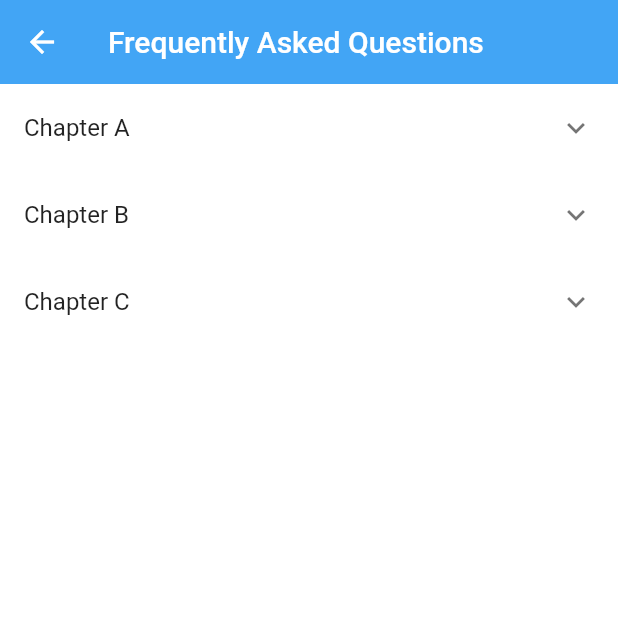
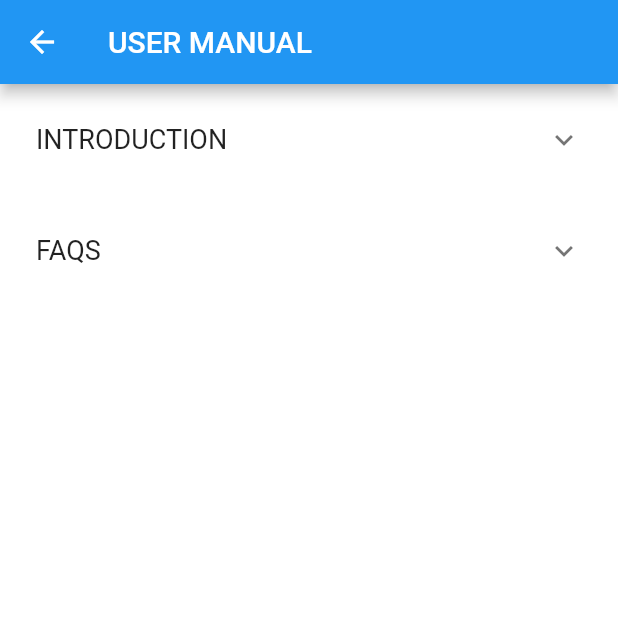
Before and after one commit to marklin97/QuizApp, a Flutter app: the FAQS screen opened directly, on a phone screen of 412 x 824 dp, the top half of it. Run offline on Flutter 3.47's test engine with Material 2 defaults, Android fonts, the phone set to English and light mode, and no system bars; our stand-ins replace firebase_auth, shared_preferences; accounts and stored records are empty.

Commit message:
completed the user mannual

```diff
--- a/QuizApp/lib/screens/widgets/drawer.dart
+++ b/QuizApp/lib/screens/widgets/drawer.dart
@@ -79,7 +79,32 @@ class DrawerBar extends StatelessWidget {
               // color: Colors.blue,
             ),
             title: Text(
-              "FAQS",
+              "USER MANUAL",
+              style: TextStyle(
+                fontSize: 18,
+                // color: Colors.blue,
+              ),
+            ),
+            onTap: () => Navigator.push(
+              context,
+              new MaterialPageRoute(
+                builder: (context) => FAQS(),
+              ),
+            ),
+          ),
+          new Divider(
+            height: 1,
+            color: Colors.grey,
+            thickness: 1,
+          ),
+          ListTile(
+            leading: Icon(
+              Icons.import_contacts,
+              size: 25,
+              // color: Colors.blue,
+            ),
+            title: Text(
+              "RESOURCES",
               style: TextStyle(
                 fontSize: 18,
                 // color: Colors.blue,
--- a/QuizApp/lib/screens/widgets/faqs.dart
+++ b/QuizApp/lib/screens/widgets/faqs.dart
@@ -6,10 +6,8 @@ class FAQS extends StatelessWidget {
     return Scaffold(
       appBar: AppBar(
         title: Text(
-          'Frequently Asked Questions',
+          'USER MANUAL',
         ),
-        backgroundColor: Colors.blue[400],
-        elevation: 0.0,
       ),
       body: ListView.builder(
         itemBuilder: (BuildContext context, int index) =>
@@ -31,39 +29,38 @@ class Entry {
 // The entire multilevel list displayed by this app.
 final List<Entry> data = <Entry>[
   Entry(
-    'Chapter A',
+    'INTRODUCTION',
     <Entry>[
       Entry(
-        'Section A0',
-        <Entry>[
-          Entry('Item A0.1'),
-          Entry('Item A0.2'),
-          Entry('Item A0.3'),
-        ],
+        '     Welcome to the New South Wales Police Force Person Search Quiz App. This application is designed for current students at the New South Police Force Academy to reinforce their learning in regards to the topic of searching a person in a Music Festival Environment. \n\n     There are three modes to choose from for the quiz: Easy, Medium and Hard. In each quiz round, you are awarded a certain number of points if you answer correctly. At the end of the quiz, you awarded a total score for how many questions you answered correctly. There is a high score system, wherein the app will keep track of your high score so you can aim to beat it. If you have any further questions about the administrative side of this app, please visit the FAQ tab for more information.',
       ),
-      Entry('Section A1'),
-      Entry('Section A2'),
     ],
   ),
   Entry(
-    'Chapter B',
+    'FAQS',
     <Entry>[
-      Entry('Section B0'),
-      Entry('Section B1'),
+      Entry(
+        'How do I register myself for this app?',
+        <Entry>[
+          Entry('sample answer'),
         ],
       ),
       Entry(
-    'Chapter C',
+        'Can I access this app without an internet connection?',
         <Entry>[
-      Entry('Section C0'),
-      Entry('Section C1'),
+          Entry('sample answer'),
+        ],
+      ),
       Entry(
-        'Section C2',
+        'How will  my final score be uploaded to the leaderboard?  Can I see how my understanding compares with others?',
         <Entry>[
-          Entry('Item C2.0'),
-          Entry('Item C2.1'),
-          Entry('Item C2.2'),
-          Entry('Item C2.3'),
+          Entry('sample answer'),
+        ],
+      ),
+      Entry(
+        'How do I deregister myself from this app?',
+        <Entry>[
+          Entry('sample answer'),
         ],
       ),
     ],
@@ -78,12 +75,26 @@ class EntryItem extends StatelessWidget {
   final Entry entry;
 
   Widget _buildTiles(Entry root) {
-    if (root.children.isEmpty) return ListTile(title: Text(root.title));
-    return ExpansionTile(
+    if (root.children.isEmpty)
+      return Container(
+          padding: EdgeInsets.all(8.0),
+          child: ListTile(
+              title: Text(
+            root.title,
+            style: TextStyle(
+              fontSize: 18,
+            ),
+          )));
+    return Container(
+        padding: EdgeInsets.all(8.0),
+        child: ExpansionTile(
           key: PageStorageKey<Entry>(root),
-      title: Text(root.title),
+          title: Text(
+            root.title,
+            style: TextStyle(fontSize: 18),
+          ),
           children: root.children.map(_buildTiles).toList(),
-    );
+        ));
   }
 
   @override
```
Lines whose indentation alone changed are shown as unchanged.
